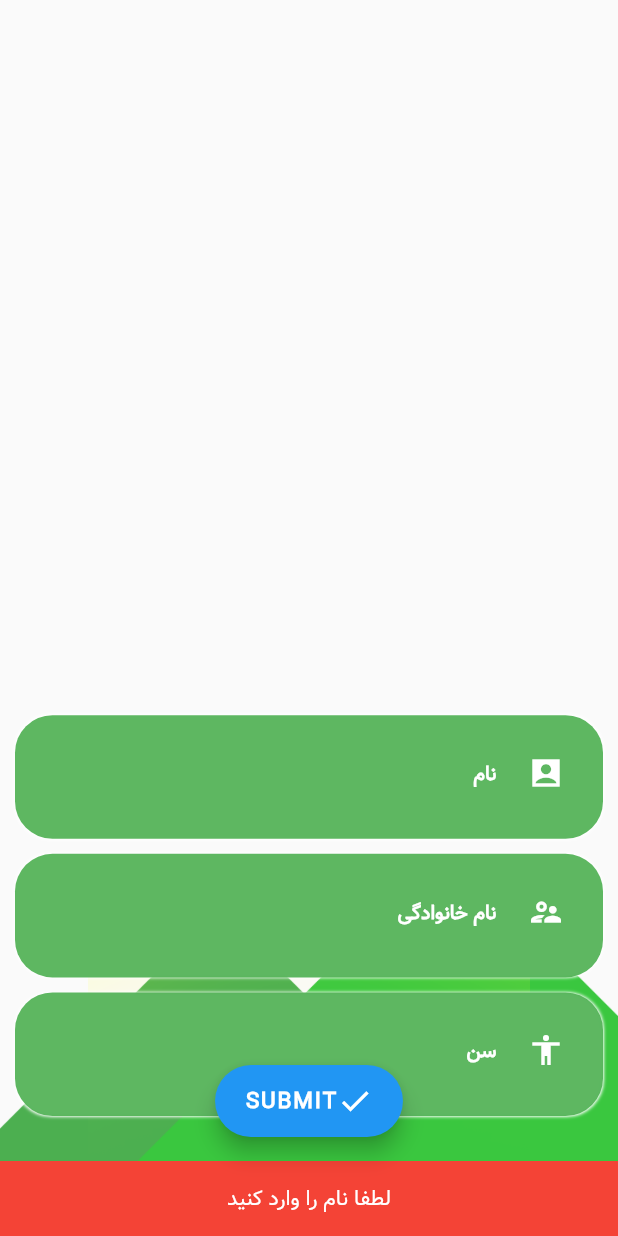
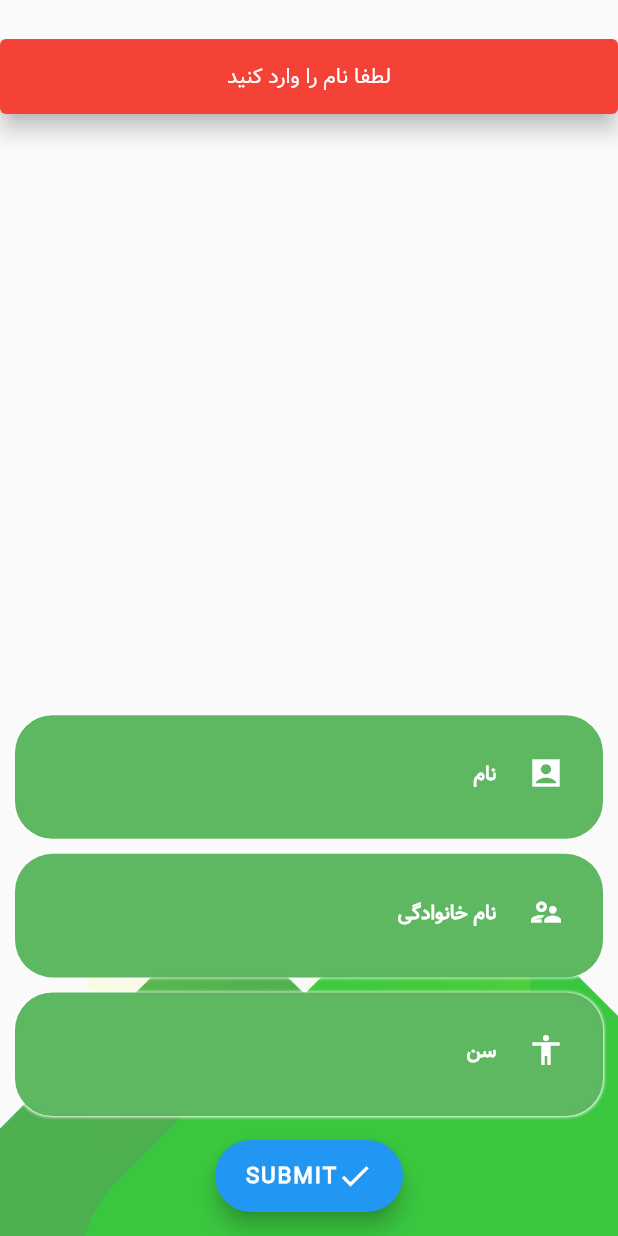
Before and after one commit to MadPad124/Adminor, a Flutter app: the CreateAccountPage screen opened directly, after a tap on "SUBMIT", on a phone screen of 412 x 824 dp. Run offline on Flutter 3.47's test engine with Material 2 defaults, Android fonts, the phone set to English and light mode, and no system bars; our stand-ins replace animated_splash_screen, animated_text_kit, page_transition, shared_preferences; accounts and stored records are empty; project files that could hold a hidden picture were left out.

Commit message:
slider dose nt working

```diff
--- a/lib/loginPages/createAccountPage.dart
+++ b/lib/loginPages/createAccountPage.dart
@@ -1,11 +1,11 @@
-import 'dart:math';
-import 'package:adminor/widgets/widgets.dart';
+/*import 'dart:math';
+import 'package:adminor/widgets/widgets.dart';*/
 import 'package:flutter/material.dart';
 import 'package:flutter/services.dart';
 import 'package:adminor/homePages/home.dart';
-import 'package:liquid_swipe/liquid_swipe.dart';
+/*import 'package:liquid_swipe/liquid_swipe.dart';
 import 'dart:async';
-import 'package:smooth_page_indicator/smooth_page_indicator.dart';
+import 'package:smooth_page_indicator/smooth_page_indicator.dart';*/
 TextEditingController nameBoxController=TextEditingController();
 TextEditingController lastNameBoxController=TextEditingController();
 TextEditingController ageBoxController=TextEditingController();
@@ -25,13 +25,13 @@
         },));
       }
       else if (nameBoxController.text.isEmpty){
-        ScaffoldMessenger.of(context).showSnackBar(const SnackBar(content: Center(child: Text('لطفا نام را وارد کنید',style: TextStyle(fontFamily: 'Vazir'),)),backgroundColor: Colors.red,));
+        ScaffoldMessenger.of(context).showSnackBar( SnackBar(behavior: SnackBarBehavior.floating,margin: EdgeInsets.only(bottom: MediaQuery.of(context).size.height-140),content: Center(child: Text('لطفا نام را وارد کنید',style: TextStyle(fontFamily: 'Vazir'),)),backgroundColor: Colors.red,));
       }
       else if (lastNameBoxController.text.isEmpty){
-        ScaffoldMessenger.of(context).showSnackBar(const SnackBar(content: Center(child: Text('لطفا نام خانوادگی را وارد کنید',style: TextStyle(fontFamily: 'Vazir'),)),backgroundColor: Colors.red,));
+        ScaffoldMessenger.of(context).showSnackBar( SnackBar(behavior: SnackBarBehavior.floating,margin: EdgeInsets.only(bottom: MediaQuery.of(context).size.height-140),content: Center(child: Text('لطفا نام خانوادگی را وارد کنید',style: TextStyle(fontFamily: 'Vazir'),)),backgroundColor: Colors.red,));
       }
       else if (ageBoxController.text.isEmpty){
-        ScaffoldMessenger.of(context).showSnackBar(const SnackBar(content: Center(child: Text('لطفا سن را وارد کنید',style: TextStyle(fontFamily: 'Vazir'),)),backgroundColor: Colors.red,));
+        ScaffoldMessenger.of(context).showSnackBar(SnackBar(behavior:SnackBarBehavior.floating,margin: EdgeInsets.only(bottom: MediaQuery.of(context).size.height-140),content: Center(child: Text('لطفا سن را وارد کنید',style: TextStyle(fontFamily: 'Vazir'),)),backgroundColor: Colors.red,));
       }
       },
         label: const Row(children: [Icon(Icons.done),Text('SUBMIT',style: TextStyle(fontWeight: FontWeight.w900,fontFamily: 'Vazir'),)]),),
```
Also changed, not shown: lib/homePages/home.dart (+22 -12 lines).
